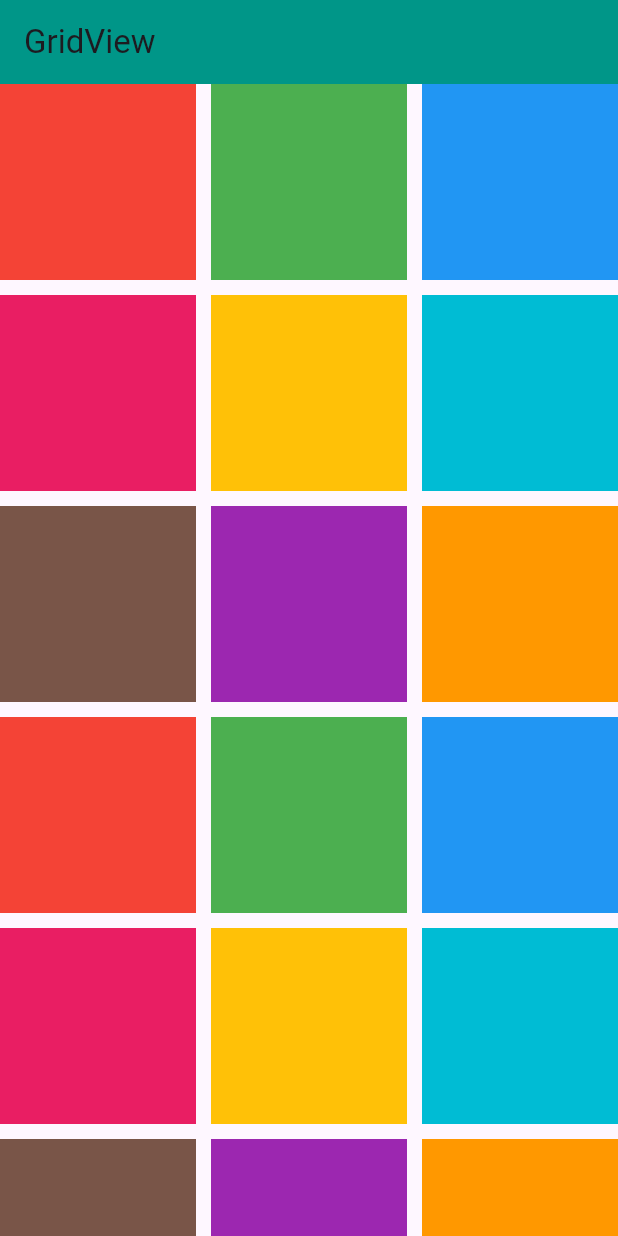
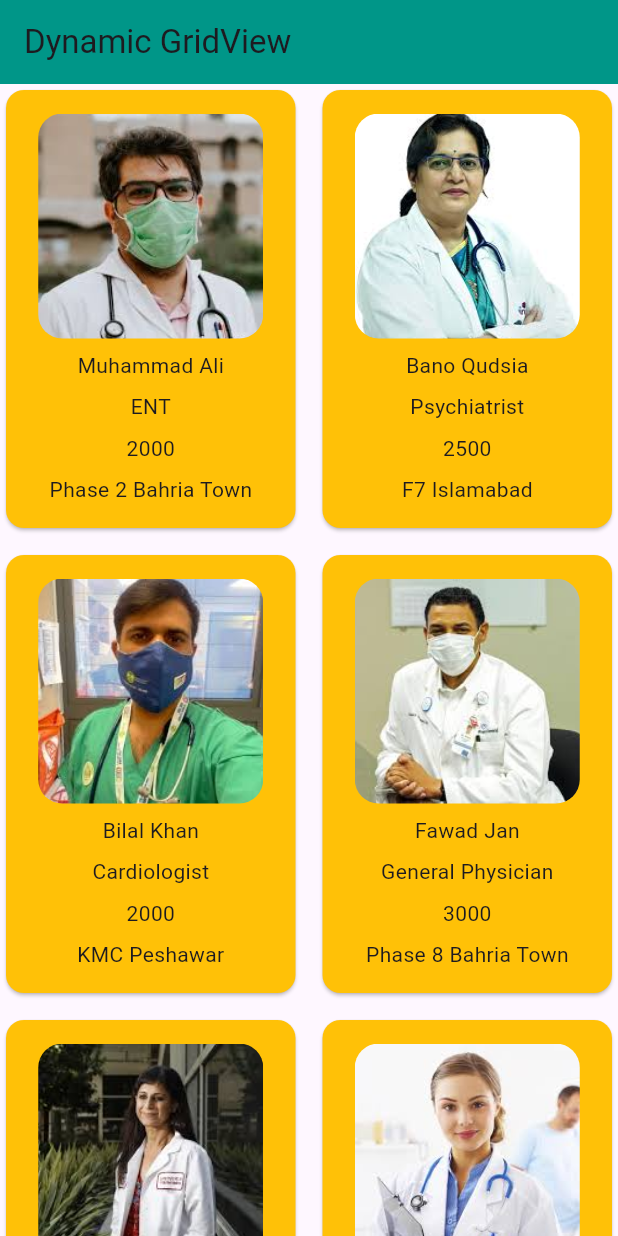
Before and after one commit to abidroid/uop_rwk_day3, a Flutter app: the screen it shows after launch, on a phone screen of 412 x 824 dp. Run offline on Flutter 3.47's test engine with Material 3 defaults, Android fonts, the phone set to English and light mode, and no system bars.

Commit message:
gridview dynamic

```diff
--- /dev/null
+++ b/lib/data_store/data_store.dart
@@ -0,0 +1,32 @@
+import '../models/doctor.dart';
+
+List<Doctor> doctors = [
+
+  Doctor(name: 'Muhammad Ali', spe: 'ENT', clinicAddress: 'Phase 2 Bahria Town', fee: 2000, photo: 'assets/images/ali.jpeg'),
+  Doctor(name: 'Bano Qudsia', spe: 'Psychiatrist', clinicAddress: 'F7 Islamabad', fee: 2500, photo: 'assets/images/bano.jpeg'),
+  Doctor(name: 'Bilal Khan', spe: 'Cardiologist', clinicAddress: 'KMC Peshawar', fee: 2000, photo: 'assets/images/bilal.jpeg'),
+  Doctor(name: 'Fawad Jan', spe: 'General Physician', clinicAddress: 'Phase 8 Bahria Town', fee: 3000, photo: 'assets/images/fawad.jpeg'),
+  Doctor(name: 'Fozia Waheed', spe: 'Gynaecologist', clinicAddress: 'Baldia Town Karachi', fee: 4000, photo: 'assets/images/fozia.jpeg'),
+  Doctor(name: 'Hina Pervaiz', spe: 'Gastroenterologist', clinicAddress: 'Phase 2 Bahria Town', fee: 2000, photo: 'assets/images/hina.jpeg'),
+  Doctor(name: 'Jin Huang', spe: 'Physiotherapist', clinicAddress: 'China Town', fee: 2000, photo: 'assets/images/jin.jpeg'),
+  Doctor(name: 'Riaz Awan', spe: 'ENT', clinicAddress: 'Abbottabad Sadar', fee: 2000, photo: 'assets/images/riaz.jpeg'),
+
+  Doctor(name: 'Muhammad Ali', spe: 'ENT', clinicAddress: 'Phase 2 Bahria Town', fee: 2000, photo: 'assets/images/ali.jpeg'),
+  Doctor(name: 'Bano Qudsia', spe: 'Psychiatrist', clinicAddress: 'F7 Islamabad', fee: 2500, photo: 'assets/images/bano.jpeg'),
+  Doctor(name: 'Bilal Khan', spe: 'Cardiologist', clinicAddress: 'KMC Peshawar', fee: 2000, photo: 'assets/images/bilal.jpeg'),
+  Doctor(name: 'Fawad Jan', spe: 'General Physician', clinicAddress: 'Phase 8 Bahria Town', fee: 3000, photo: 'assets/images/fawad.jpeg'),
+  Doctor(name: 'Fozia Waheed', spe: 'Gynaecologist', clinicAddress: 'Baldia Town Karachi', fee: 4000, photo: 'assets/images/fozia.jpeg'),
+  Doctor(name: 'Hina Pervaiz', spe: 'Gastroenterologist', clinicAddress: 'Phase 2 Bahria Town', fee: 2000, photo: 'assets/images/hina.jpeg'),
+  Doctor(name: 'Jin Huang', spe: 'Physiotherapist', clinicAddress: 'China Town', fee: 2000, photo: 'assets/images/jin.jpeg'),
+  Doctor(name: 'Riaz Awan', spe: 'ENT', clinicAddress: 'Abbottabad Sadar', fee: 2000, photo: 'assets/images/riaz.jpeg'),
+
+  Doctor(name: 'Muhammad Ali', spe: 'ENT', clinicAddress: 'Phase 2 Bahria Town', fee: 2000, photo: 'assets/images/ali.jpeg'),
+  Doctor(name: 'Bano Qudsia', spe: 'Psychiatrist', clinicAddress: 'F7 Islamabad', fee: 2500, photo: 'assets/images/bano.jpeg'),
+  Doctor(name: 'Bilal Khan', spe: 'Cardiologist', clinicAddress: 'KMC Peshawar', fee: 2000, photo: 'assets/images/bilal.jpeg'),
+  Doctor(name: 'Fawad Jan', spe: 'General Physician', clinicAddress: 'Phase 8 Bahria Town', fee: 3000, photo: 'assets/images/fawad.jpeg'),
+  Doctor(name: 'Fozia Waheed', spe: 'Gynaecologist', clinicAddress: 'Baldia Town Karachi', fee: 4000, photo: 'assets/images/fozia.jpeg'),
+  Doctor(name: 'Hina Pervaiz', spe: 'Gastroenterologist', clinicAddress: 'Phase 2 Bahria Town', fee: 2000, photo: 'assets/images/hina.jpeg'),
+  Doctor(name: 'Jin Huang', spe: 'Physiotherapist', clinicAddress: 'China Town', fee: 2000, photo: 'assets/images/jin.jpeg'),
+  Doctor(name: 'Riaz Awan', spe: 'ENT', clinicAddress: 'Abbottabad Sadar', fee: 2000, photo: 'assets/images/riaz.jpeg'),
+
+];
--- a/lib/main.dart
+++ b/lib/main.dart
@@ -1,4 +1,5 @@
 import 'package:flutter/material.dart';
+import 'package:uop_rwk_day3/screens/dynamic_gridview.dart';
 import 'package:uop_rwk_day3/screens/dynamic_listview_screen.dart';
 import 'package:uop_rwk_day3/screens/listview_demo1_screen.dart';
 import 'package:uop_rwk_day3/screens/simple_gridview.dart';
@@ -19,7 +20,7 @@ class MyApp extends StatelessWidget {
 
         colorScheme: ColorScheme.fromSeed(seedColor: Colors.deepPurple),
       ),
-      home: const SimpleGridview(),
+      home: const DynamicGridview(),
     );
   }
 }
--- /dev/null
+++ b/lib/screens/dynamic_gridview.dart
@@ -0,0 +1,59 @@
+import 'package:flutter/material.dart';
+import 'package:uop_rwk_day3/models/doctor.dart';
+
+import '../data_store/data_store.dart';
+
+class DynamicGridview extends StatelessWidget {
+  const DynamicGridview({super.key});
+
+  @override
+  Widget build(BuildContext context) {
+    return Scaffold(
+      appBar: AppBar(
+        title: const Text('Dynamic GridView'),
+        backgroundColor: Colors.teal,
+      ),
+
+      body: GridView.builder(
+        itemCount: doctors.length,
+
+        gridDelegate: SliverGridDelegateWithMaxCrossAxisExtent(
+          maxCrossAxisExtent: 250,
+          mainAxisSpacing: 10,
+          crossAxisSpacing: 10,
+          mainAxisExtent: 300,
+        ),
+        itemBuilder: (BuildContext context, int index) {
+
+          Doctor doctor = doctors[index];
+
+          return Card(
+            color: Colors.amber,
+            child: Padding(
+              padding: const EdgeInsets.all(8.0),
+              child: Column(
+                mainAxisAlignment: MainAxisAlignment.spaceEvenly,
+                children: [
+                  ClipRRect(
+                    borderRadius: BorderRadius.circular(16),
+                    child: Image.asset(
+                      doctor.photo,
+                      width: 150,
+                      height: 150,
+                      fit: BoxFit.cover,
+                    ),
+                  ),
+
+                  Text(doctor.name),
+                  Text(doctor.spe),
+                  Text(doctor.fee.toString()),
+                  Text(doctor.clinicAddress)
+                ],
+              ),
+            ),
+          );
+        },
+      ),
+    );
+  }
+}
--- a/lib/screens/dynamic_listview_screen.dart
+++ b/lib/screens/dynamic_listview_screen.dart
@@ -1,5 +1,6 @@
 import 'package:flutter/material.dart';
 
+import '../data_store/data_store.dart';
 import '../models/doctor.dart';
 import '../widgets/doctor_row.dart';
 
@@ -121,36 +122,7 @@ class DynamicListviewScreen extends StatelessWidget {
 
     ];
 
-     List<Doctor> doctors = [
 
-      Doctor(name: 'Muhammad Ali', spe: 'ENT', clinicAddress: 'Phase 2 Bahria Town', fee: 2000, photo: 'assets/images/ali.jpeg'),
-      Doctor(name: 'Bano Qudsia', spe: 'Psychiatrist', clinicAddress: 'F7 Islamabad', fee: 2500, photo: 'assets/images/bano.jpeg'),
-      Doctor(name: 'Bilal Khan', spe: 'Cardiologist', clinicAddress: 'KMC Peshawar', fee: 2000, photo: 'assets/images/bilal.jpeg'),
-      Doctor(name: 'Fawad Jan', spe: 'General Physician', clinicAddress: 'Phase 8 Bahria Town', fee: 3000, photo: 'assets/images/fawad.jpeg'),
-      Doctor(name: 'Fozia Waheed', spe: 'Gynaecologist', clinicAddress: 'Baldia Town Karachi', fee: 4000, photo: 'assets/images/fozia.jpeg'),
-      Doctor(name: 'Hina Pervaiz', spe: 'Gastroenterologist', clinicAddress: 'Phase 2 Bahria Town', fee: 2000, photo: 'assets/images/hina.jpeg'),
-      Doctor(name: 'Jin Huang', spe: 'Physiotherapist', clinicAddress: 'China Town', fee: 2000, photo: 'assets/images/jin.jpeg'),
-      Doctor(name: 'Riaz Awan', spe: 'ENT', clinicAddress: 'Abbottabad Sadar', fee: 2000, photo: 'assets/images/riaz.jpeg'),
-
-       Doctor(name: 'Muhammad Ali', spe: 'ENT', clinicAddress: 'Phase 2 Bahria Town', fee: 2000, photo: 'assets/images/ali.jpeg'),
-       Doctor(name: 'Bano Qudsia', spe: 'Psychiatrist', clinicAddress: 'F7 Islamabad', fee: 2500, photo: 'assets/images/bano.jpeg'),
-       Doctor(name: 'Bilal Khan', spe: 'Cardiologist', clinicAddress: 'KMC Peshawar', fee: 2000, photo: 'assets/images/bilal.jpeg'),
-       Doctor(name: 'Fawad Jan', spe: 'General Physician', clinicAddress: 'Phase 8 Bahria Town', fee: 3000, photo: 'assets/images/fawad.jpeg'),
-       Doctor(name: 'Fozia Waheed', spe: 'Gynaecologist', clinicAddress: 'Baldia Town Karachi', fee: 4000, photo: 'assets/images/fozia.jpeg'),
-       Doctor(name: 'Hina Pervaiz', spe: 'Gastroenterologist', clinicAddress: 'Phase 2 Bahria Town', fee: 2000, photo: 'assets/images/hina.jpeg'),
-       Doctor(name: 'Jin Huang', spe: 'Physiotherapist', clinicAddress: 'China Town', fee: 2000, photo: 'assets/images/jin.jpeg'),
-       Doctor(name: 'Riaz Awan', spe: 'ENT', clinicAddress: 'Abbottabad Sadar', fee: 2000, photo: 'assets/images/riaz.jpeg'),
-
-       Doctor(name: 'Muhammad Ali', spe: 'ENT', clinicAddress: 'Phase 2 Bahria Town', fee: 2000, photo: 'assets/images/ali.jpeg'),
-       Doctor(name: 'Bano Qudsia', spe: 'Psychiatrist', clinicAddress: 'F7 Islamabad', fee: 2500, photo: 'assets/images/bano.jpeg'),
-       Doctor(name: 'Bilal Khan', spe: 'Cardiologist', clinicAddress: 'KMC Peshawar', fee: 2000, photo: 'assets/images/bilal.jpeg'),
-       Doctor(name: 'Fawad Jan', spe: 'General Physician', clinicAddress: 'Phase 8 Bahria Town', fee: 3000, photo: 'assets/images/fawad.jpeg'),
-       Doctor(name: 'Fozia Waheed', spe: 'Gynaecologist', clinicAddress: 'Baldia Town Karachi', fee: 4000, photo: 'assets/images/fozia.jpeg'),
-       Doctor(name: 'Hina Pervaiz', spe: 'Gastroenterologist', clinicAddress: 'Phase 2 Bahria Town', fee: 2000, photo: 'assets/images/hina.jpeg'),
-       Doctor(name: 'Jin Huang', spe: 'Physiotherapist', clinicAddress: 'China Town', fee: 2000, photo: 'assets/images/jin.jpeg'),
-       Doctor(name: 'Riaz Awan', spe: 'ENT', clinicAddress: 'Abbottabad Sadar', fee: 2000, photo: 'assets/images/riaz.jpeg'),
-
-     ];
 
     return Scaffold(
       appBar: AppBar(
```
